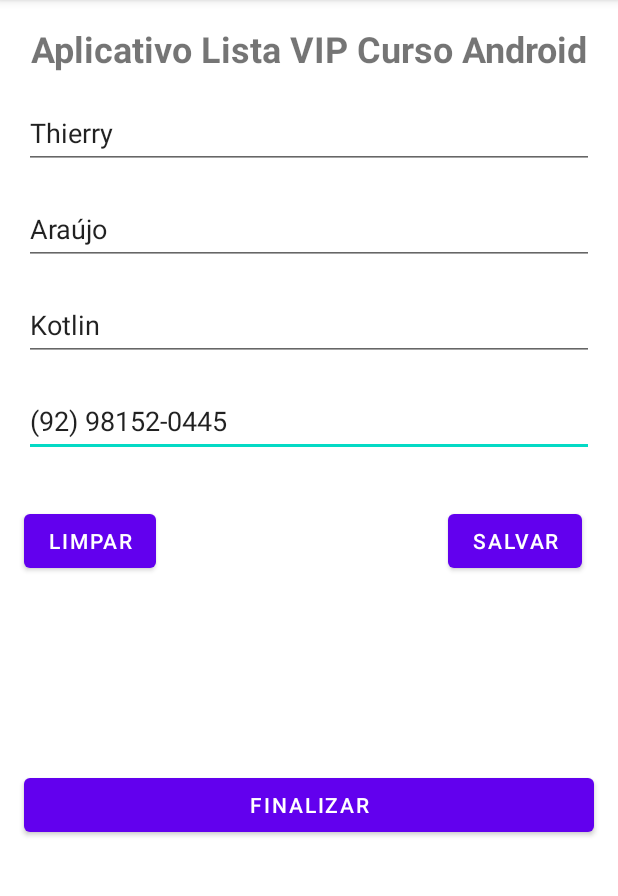
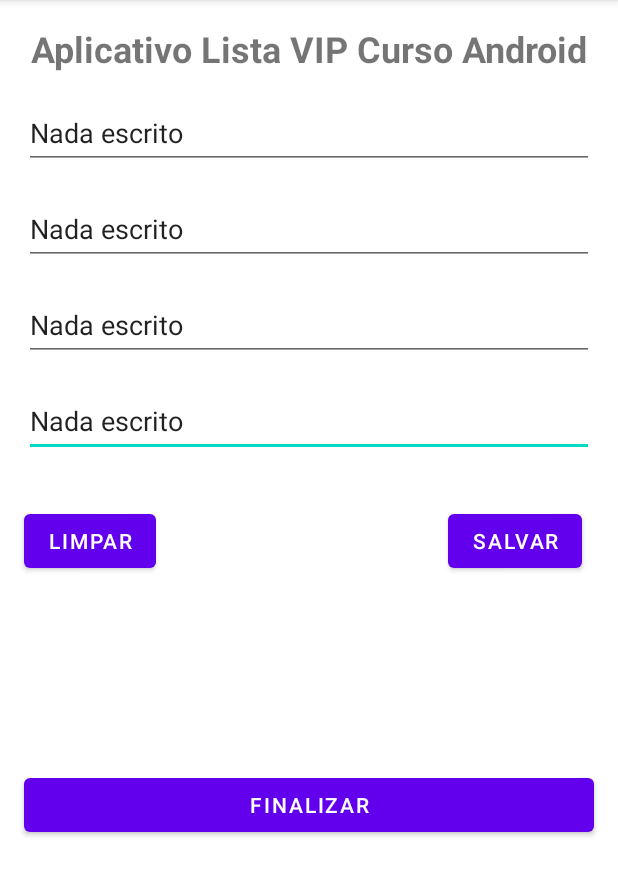
Before and after one commit to tiler9/Projetos-Treinamento-Android-2023, an Android app: the screen it shows after launch (MainActivity), on a phone screen of 412 x 824 dp, the part 84-980 px from its top. Run offline under Robolectric (Android 15) with nearby library versions, the phone set to English and light mode, and no system bars.

Commit message:
REcuperação de dados do SharedPreferences

```diff
--- a/AppListaCurso/app/src/main/java/devandroid/thierry/applistacurso/view/MainActivity.java
+++ b/AppListaCurso/app/src/main/java/devandroid/thierry/applistacurso/view/MainActivity.java
@@ -43,15 +43,20 @@ public class MainActivity extends AppCompatActivity {
         preferences = getSharedPreferences(NOME_PREFERENCIAS, 0);
         SharedPreferences.Editor listaVip = preferences.edit();
 
-        pessoa.setPrimeiroNome("Thierry");
-        pessoa.setSobrenome("Araújo");
-        pessoa.setNomeDoCurso("Kotlin");
-        pessoa.setTelefoneContato("(92) 98152-0445");
+        pessoa.setPrimeiroNome(preferences.getString("primeiroNome", "Nada escrito"));
+        pessoa.setSobrenome(preferences.getString("sobreNome", "Nada escrito"));
+        pessoa.setNomeDoCurso(preferences.getString("nomeCurso", "Nada escrito"));
+        pessoa.setTelefoneContato(preferences.getString("telefoneContato", "Nada escrito"));
 
         editTextTelefone = findViewById(R.id.editTextTelefone);
         editTextNomeCurso = findViewById(R.id.editTextNomeCurso);
         editTextSobrenome = findViewById(R.id.editTextSobrenome);
         editTextPrimeiroNome = findViewById(R.id.editTextPrimeiroNome);
+
+        editTextPrimeiroNome.setText(pessoa.getPrimeiroNome());
+        editTextSobrenome.setText(pessoa.getSobrenome());
+        editTextNomeCurso.setText(pessoa.getNomeDoCurso());
+        editTextTelefone.setText(pessoa.getTelefoneContato());
 
         buttonFinalizar = findViewById(R.id.buttonFinalizar);
         buttonSalvar = findViewById(R.id.buttonSalvar);
```
